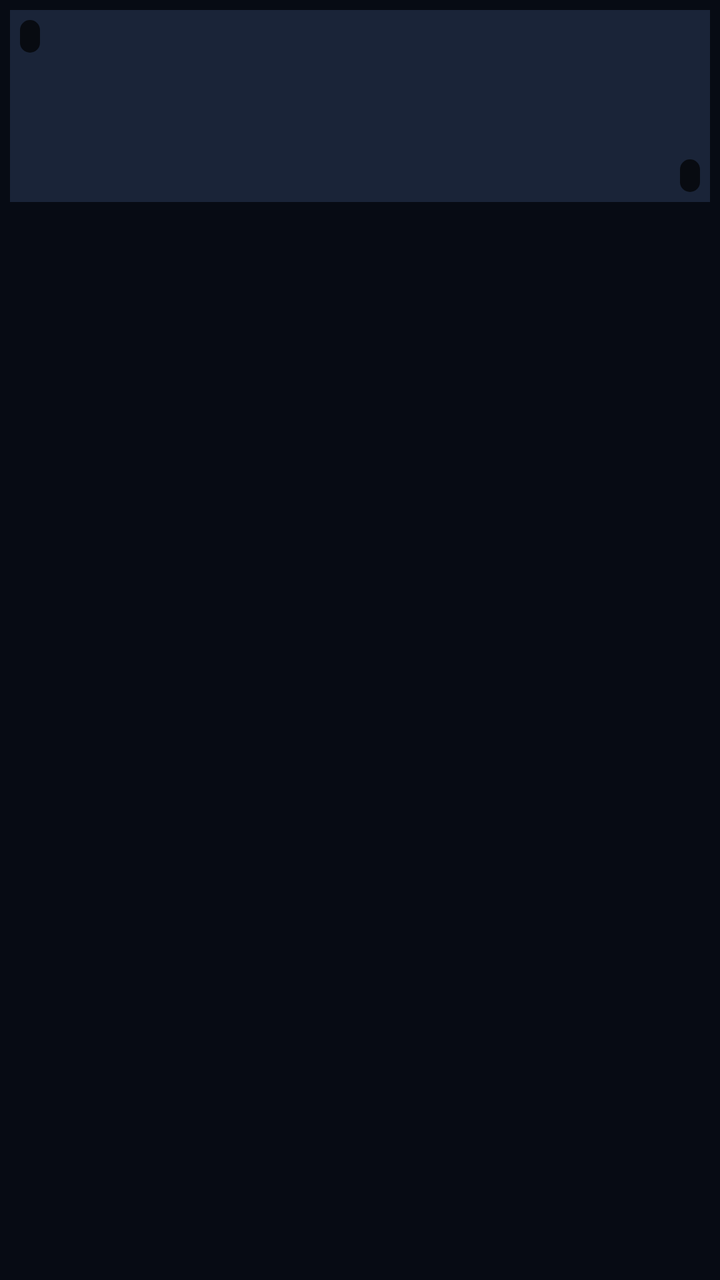
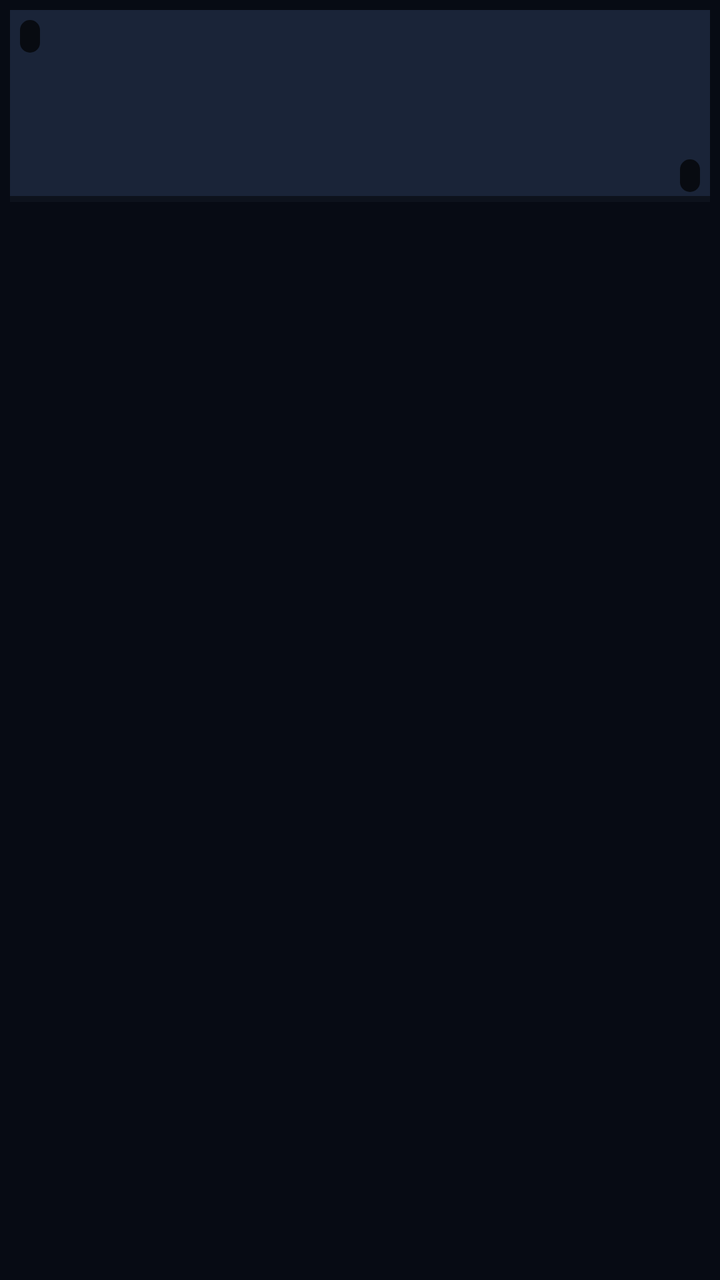

Compare the two renders of this Android layout. The source of the first and the diff that turns it into the second are given below.
<!-- AndroidManifest.xml: application theme AppThemeDark -->
<!-- res/layout/item_video.xml -->
<?xml version="1.0" encoding="utf-8"?>
<LinearLayout xmlns:android="http://schemas.android.com/apk/res/android"
    android:layout_width="match_parent"
    android:layout_height="wrap_content"
    android:orientation="vertical"
    android:padding="5dp">

    <FrameLayout
        android:layout_width="match_parent"
        android:layout_height="wrap_content">

        <ImageView
            android:id="@+id/thumb"
            android:layout_width="match_parent"
            android:layout_height="96dp"
            android:background="#1A2438"
            android:scaleType="centerCrop" />

        <TextView
            android:id="@+id/duration_badge"
            android:layout_width="wrap_content"
            android:layout_height="wrap_content"
            android:layout_gravity="bottom|right"
            android:layout_margin="5dp"
            android:background="@drawable/badge_bg"
            android:paddingLeft="5dp"
            android:paddingRight="5dp"
            android:paddingTop="1dp"
            android:paddingBottom="1dp"
            android:textColor="#FFFFFF"
            android:textSize="10.5sp" />

        <TextView
            android:id="@+id/quality_badge"
            android:layout_width="wrap_content"
            android:layout_height="wrap_content"
            android:layout_gravity="top|left"
            android:layout_margin="5dp"
            android:background="@drawable/badge_bg"
            android:paddingLeft="5dp"
            android:paddingRight="5dp"
            android:paddingTop="1dp"
            android:paddingBottom="1dp"
            android:textColor="#7DEFFC"
            android:textSize="10.5sp"
            android:textStyle="bold" />
    </FrameLayout>

    <TextView
        android:id="@+id/video_name"
        android:layout_width="match_parent"
        android:layout_height="wrap_content"
        android:layout_marginTop="5dp"
        android:ellipsize="end"
        android:maxLines="2"
        android:textSize="12.5sp" />

    <TextView
        android:id="@+id/video_meta"
        android:layout_width="match_parent"
        android:layout_height="wrap_content"
        android:textSize="11sp" />
</LinearLayout>
<!-- resources referenced by this layout -->
<resources>
  <!-- drawable badge_bg (drawable) -->
  <?xml version="1.0" encoding="utf-8"?>
  <shape xmlns:android="http://schemas.android.com/apk/res/android" android:shape="rectangle">
      <corners android:radius="5dp" />
      <solid android:color="#B3000000" />
  </shape>
  <style name="AppThemeDark" parent="@android:style/Theme.Material.NoActionBar">
          <item name="android:windowBackground">@color/bg_dark</item>
          <item name="android:statusBarColor">@color/bg_dark</item>
          <item name="android:navigationBarColor">@color/bg_dark</item>
          <item name="android:colorAccent">@color/accent_default</item>
          <item name="android:textColorPrimary">@color/text_dark</item>
          <item name="android:textColorSecondary">@color/text_dark_dim</item>
          <item name="android:windowLightStatusBar">false</item>
      </style>
  <color name="bg_dark">#070B14</color>
  <color name="accent_default">#19C8E8</color>
  <color name="text_dark">#F2F6FC</color>
  <color name="text_dark_dim">#93A3BC</color>
</resources>

<!-- the commit's change to res/layout/item_video.xml (unified diff, before → after) -->
@@ -44,6 +44,33 @@
             android:textColor="#7DEFFC"
             android:textSize="10.5sp"
             android:textStyle="bold" />
+        <TextView
+            android:id="@+id/cell_new"
+            android:layout_width="wrap_content"
+            android:layout_height="wrap_content"
+            android:layout_gravity="top|right"
+            android:layout_margin="5dp"
+            android:background="@drawable/badge_bg"
+            android:paddingLeft="5dp"
+            android:paddingRight="5dp"
+            android:paddingTop="1dp"
+            android:paddingBottom="1dp"
+            android:textColor="#FFCA28"
+            android:textSize="10sp"
+            android:textStyle="bold"
+            android:visibility="gone" />
+<FrameLayout
+            android:id="@+id/cell_progress_bg"
+            android:layout_width="match_parent"
+            android:layout_height="3dp"
+            android:layout_gravity="bottom"
+            android:background="#80000000">
+            <View
+                android:id="@+id/cell_progress"
+                android:layout_width="0dp"
+                android:layout_height="match_parent" />
+        </FrameLayout>
+
     </FrameLayout>
 
     <TextView
